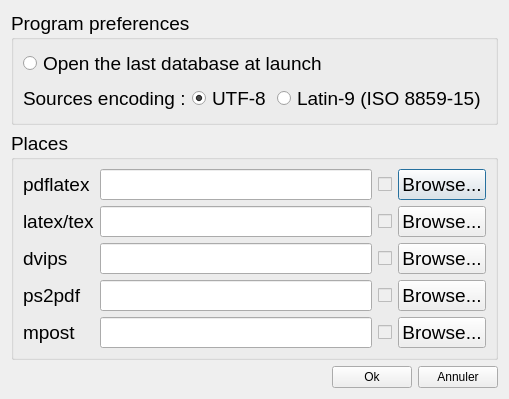
First picture: the form in ui/generalsettingsdialog.ui, repository Skade86/texomaker, before the edit.
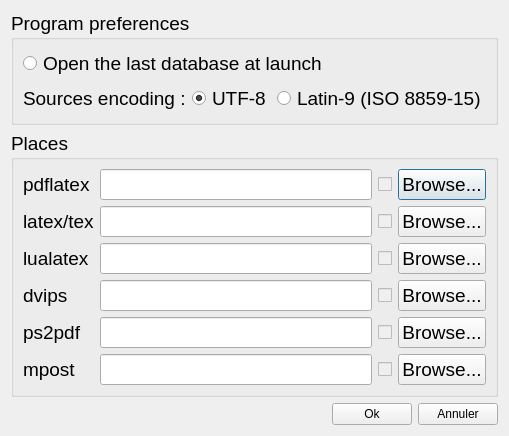
Second picture: the form after the edit.

Commit message:
Ajout de la compilation lualatex
On peut sésormais choisir de compiler ses exercices avec lualatex.

Diff of the .ui file:
```diff
--- a/ui/generalsettingsdialog.ui
+++ b/ui/generalsettingsdialog.ui
@@ -6,14 +6,14 @@
    <rect>
     <x>0</x>
     <y>0</y>
-    <width>438</width>
-    <height>397</height>
+    <width>431</width>
+    <height>428</height>
    </rect>
   </property>
   <property name="windowTitle">
    <string>General settings</string>
   </property>
-  <layout class="QVBoxLayout" name="verticalLayout_3">
+  <layout class="QVBoxLayout" name="verticalLayout_2">
    <item>
     <widget class="QGroupBox" name="groupBox_4">
      <property name="font">
@@ -117,8 +117,6 @@
      <property name="title">
       <string>Places</string>
      </property>
-     <layout class="QVBoxLayout" name="verticalLayout_2">
-      <item>
        <layout class="QGridLayout" name="gridLayout">
         <item row="0" column="0">
          <widget class="QLabel" name="label_3">
@@ -175,16 +173,43 @@
          </widget>
         </item>
         <item row="2" column="0">
+       <widget class="QLabel" name="label_8">
+        <property name="text">
+         <string>lualatex</string>
+        </property>
+       </widget>
+      </item>
+      <item row="2" column="1">
+       <widget class="QLineEdit" name="lualatexEdit"/>
+      </item>
+      <item row="2" column="2">
+       <widget class="QCheckBox" name="lualatexCheck">
+        <property name="enabled">
+         <bool>false</bool>
+        </property>
+        <property name="text">
+         <string/>
+        </property>
+       </widget>
+      </item>
+      <item row="2" column="3">
+       <widget class="QPushButton" name="lualatexBrowser">
+        <property name="text">
+         <string>Browse...</string>
+        </property>
+       </widget>
+      </item>
+      <item row="3" column="0">
          <widget class="QLabel" name="label_5">
           <property name="text">
            <string>dvips</string>
           </property>
          </widget>
         </item>
-        <item row="2" column="1">
+      <item row="3" column="1">
          <widget class="QLineEdit" name="dvipsEdit"/>
         </item>
-        <item row="2" column="2">
+      <item row="3" column="2">
          <widget class="QCheckBox" name="dvipsCheck">
           <property name="enabled">
            <bool>false</bool>
@@ -194,24 +219,24 @@
           </property>
          </widget>
         </item>
-        <item row="2" column="3">
+      <item row="3" column="3">
          <widget class="QPushButton" name="dvipsBrowser">
           <property name="text">
            <string>Browse...</string>
           </property>
          </widget>
         </item>
-        <item row="3" column="0">
+      <item row="4" column="0">
          <widget class="QLabel" name="label_6">
           <property name="text">
            <string>ps2pdf</string>
           </property>
          </widget>
         </item>
-        <item row="3" column="1">
+      <item row="4" column="1">
          <widget class="QLineEdit" name="ps2pdfEdit"/>
         </item>
-        <item row="3" column="2">
+      <item row="4" column="2">
          <widget class="QCheckBox" name="ps2pdfCheck">
           <property name="enabled">
            <bool>false</bool>
@@ -221,24 +246,24 @@
           </property>
          </widget>
         </item>
-        <item row="3" column="3">
+      <item row="4" column="3">
          <widget class="QPushButton" name="ps2pdfBrowser">
           <property name="text">
            <string>Browse...</string>
           </property>
          </widget>
         </item>
-        <item row="4" column="0">
+      <item row="5" column="0">
          <widget class="QLabel" name="label_7">
           <property name="text">
            <string>mpost</string>
           </property>
          </widget>
         </item>
-        <item row="4" column="1">
+      <item row="5" column="1">
          <widget class="QLineEdit" name="mpostEdit"/>
         </item>
-        <item row="4" column="2">
+      <item row="5" column="2">
          <widget class="QCheckBox" name="mpostCheck">
           <property name="enabled">
            <bool>false</bool>
@@ -248,14 +273,12 @@
           </property>
          </widget>
         </item>
-        <item row="4" column="3">
+      <item row="5" column="3">
          <widget class="QPushButton" name="mpostBrowser">
           <property name="text">
            <string>Browse...</string>
           </property>
          </widget>
-        </item>
-       </layout>
       </item>
      </layout>
     </widget>
```
Lines whose indentation alone changed are shown as unchanged. The commit also changes 7 other files.
